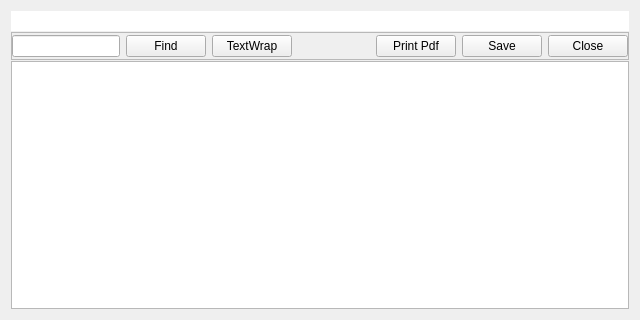
Old version of the form editwidget.ui in the repository mosling/SQLReport.
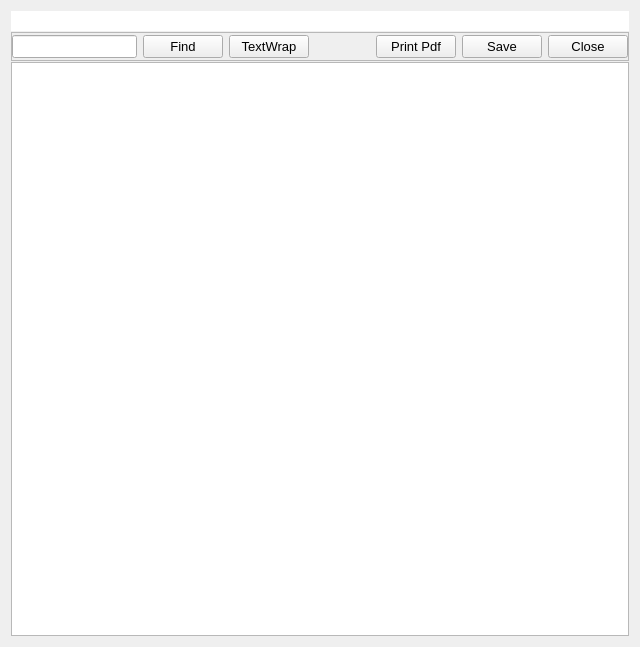
New version of the form.

Diff of the .ui file:
```diff
--- a/editwidget.ui
+++ b/editwidget.ui
@@ -7,9 +7,15 @@
     <x>0</x>
     <y>0</y>
     <width>640</width>
-    <height>320</height>
+    <height>647</height>
    </rect>
   </property>
+  <property name="font">
+   <font>
+    <family>Tahoma</family>
+    <pointsize>10</pointsize>
+   </font>
+  </property>
   <property name="windowTitle">
    <string>Form</string>
   </property>
```
